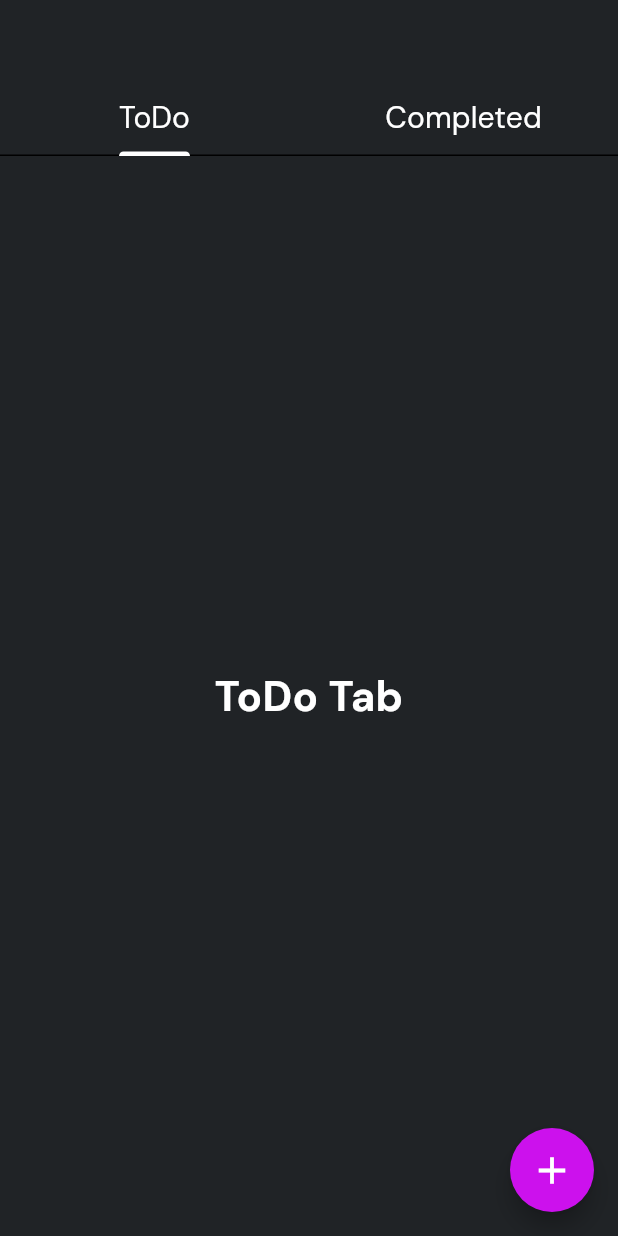
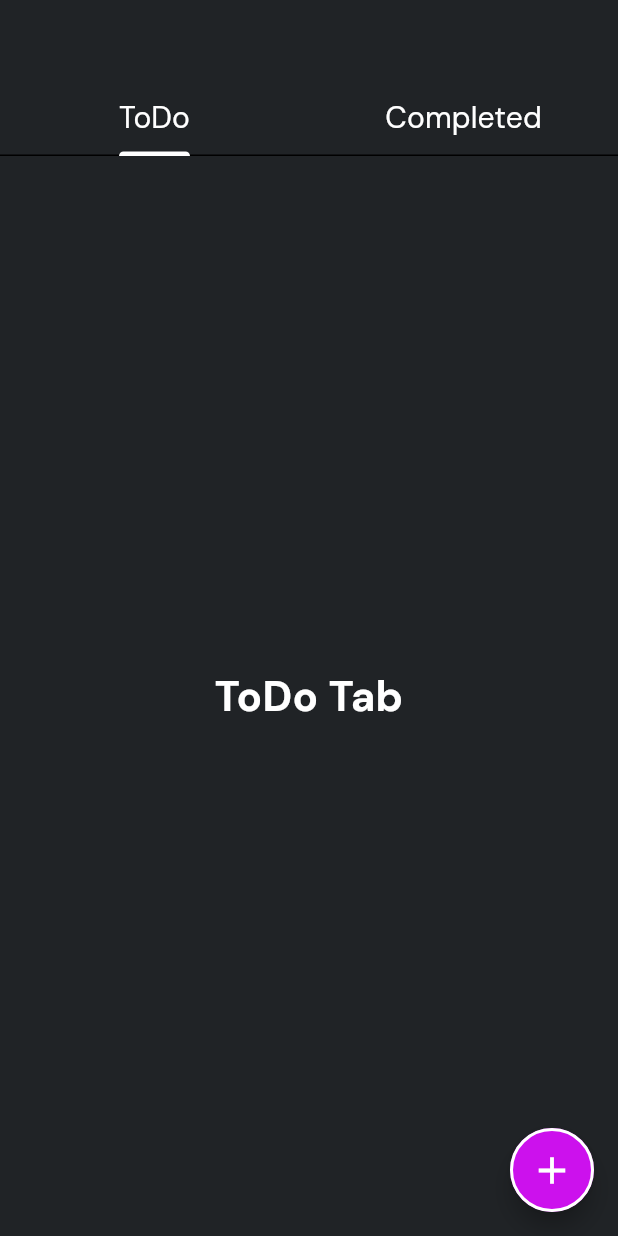
Before and after one commit to THARINDUnirmal/notes-sphere, a Flutter app: the ToDoScreen screen opened by its route, on a phone screen of 412 x 824 dp. Run offline on Flutter 3.47's test engine with Material 3 defaults, Android fonts, the phone set to English and light mode, and no system bars; our stand-ins replace go_router, google_fonts, hive, hive_flutter; accounts and stored records are empty.

Commit message:
cangers added

```diff
--- a/lib/screens/to_do_screen.dart
+++ b/lib/screens/to_do_screen.dart
@@ -58,6 +58,10 @@ class _ToDoScreenState extends State<ToDoScreen>
       ]),
       floatingActionButton: FloatingActionButton(
         shape: RoundedRectangleBorder(
+          side: const BorderSide(
+            width: 2,
+            color: AppColor.kWhiteColor,
+          ),
           borderRadius: BorderRadius.circular(100),
         ),
         onPressed: () {},
```
